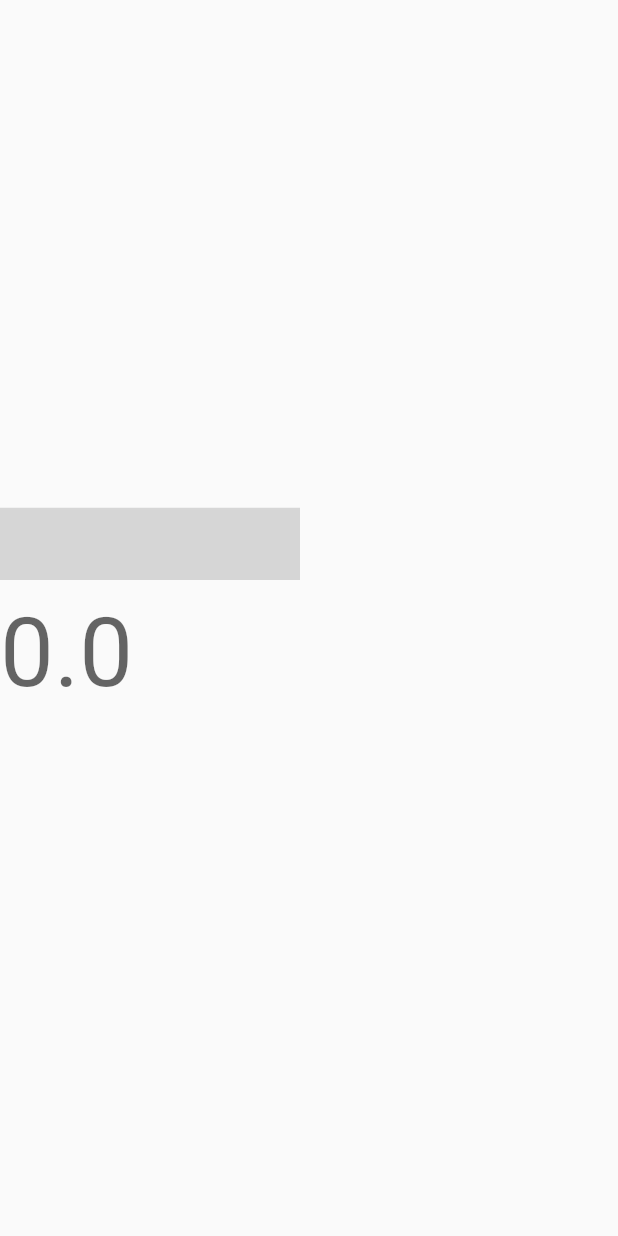
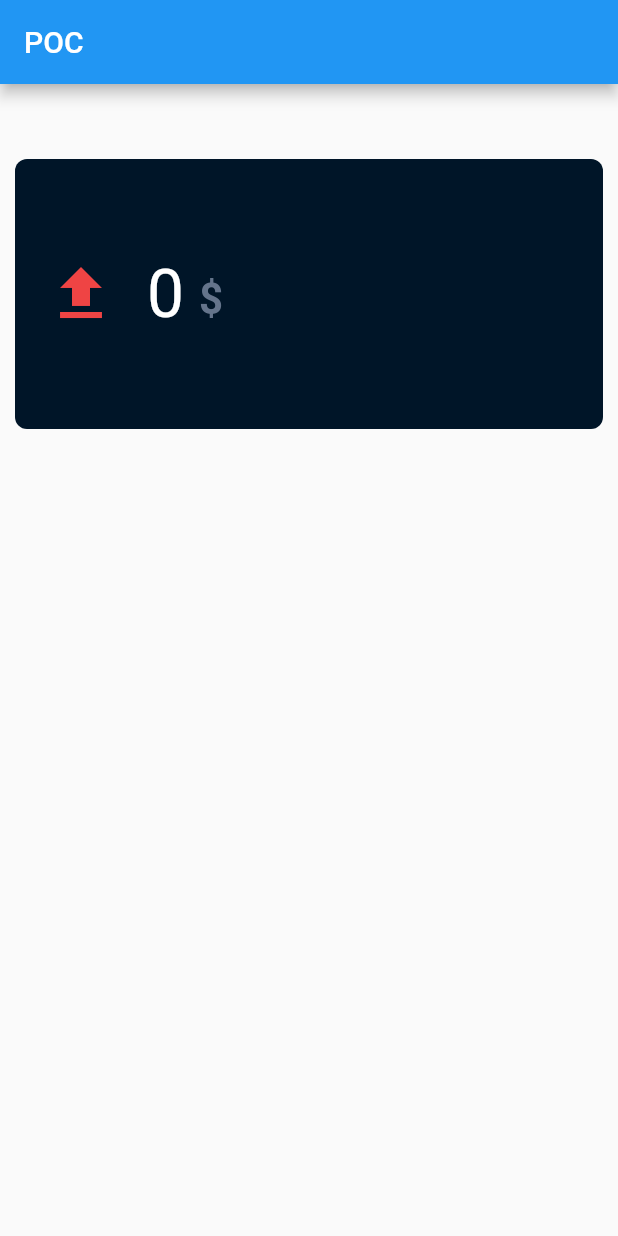
Before and after one commit to GuyMangkorn/poc-text-field, a Flutter app: the screen it shows after launch, on a phone screen of 412 x 824 dp. Run offline on Flutter 3.47's test engine with Material 2 defaults, Android fonts, the phone set to English and light mode, and no system bars; our stand-ins replace community_charts_flutter, flutter_multi_formatter; grey boxes are pictures that could not be loaded.

Commit message:
fix: final version text field

```diff
--- a/lib/main.dart
+++ b/lib/main.dart
@@ -1,10 +1,6 @@
-import 'package:auto_size_text_field/auto_size_text_field.dart';
 import 'package:flutter/material.dart';
-import 'package:flutter/services.dart';
-import 'package:flutter_multi_formatter/flutter_multi_formatter.dart';
-import 'package:intl/intl.dart';
+import 'package:poc_masked_text_field/page/example_page.dart';
 import 'package:poc_masked_text_field/utils/currency_formatter.dart';
-import 'package:poc_masked_text_field/widget/custom_text_field.dart';
 
 void main() {
   runApp(const MyApp());
@@ -20,7 +16,7 @@ class MyApp extends StatelessWidget {
         theme: ThemeData(
           primarySwatch: Colors.blue,
         ),
-        home: const MyHomePage());
+        home: ExamplePage());
   }
 }
 
@@ -33,17 +29,6 @@ class MyHomePage extends StatefulWidget {
 
 class _MyHomePageState extends State<MyHomePage> {
   final TextEditingController controller = TextEditingController();
-  final _controller = TextEditingController();
-  final _controller2 = TextEditingController();
-  static const _locale = 'th';
-  String _formatNumber(String s) {
-    if (s.contains('.')) {
-      return NumberFormat.currency(
-              customPattern: '###,###.##', decimalDigits: 2, locale: 'th')
-          .format(s);
-    }
-    return NumberFormat.decimalPattern(_locale).format(int.parse(s));
-  }
 
   @override
   void initState() {
@@ -53,35 +38,29 @@ class _MyHomePageState extends State<MyHomePage> {
   @override
   Widget build(BuildContext context) {
     return Scaffold(
-      body: Column(
+      body: SafeArea(
+        child: Padding(
+          padding: const EdgeInsets.symmetric(horizontal: 20.0),
+          child: Column(
             crossAxisAlignment: CrossAxisAlignment.start,
             mainAxisAlignment: MainAxisAlignment.center,
             children: [
               Container(
-            width: 200,
-            child: AutoSizeTextField(
-              key: Key('test'),
-              controller: controller,
-              maxLines: 1,
-              maxLength: 10,
-              decoration: const InputDecoration(
-                  hintText: '0', counterText: '', border: InputBorder.none),
-              style: const TextStyle(fontSize: 35),
-              keyboardType: const TextInputType.numberWithOptions(
-                decimal: true,
-              ),
-              inputFormatters: [CustomCurrencyTextInputFormatter()],
-            ),
-          ),
-          IntrinsicWidth(
+                color: Colors.grey.shade200,
+                child: Row(
+                  mainAxisAlignment: MainAxisAlignment.start,
+                  children: [
+                    const Icon(Icons.arrow_upward, size: 36),
+                    Flexible(
+                      child: FittedBox(
+                        child: IntrinsicWidth(
                           child: TextField(
                             controller: controller,
                             style: const TextStyle(
-                  fontSize: 64.0, overflow: TextOverflow.ellipsis),
+                                fontSize: 64.0,
+                                overflow: TextOverflow.ellipsis),
                             expands: false,
-              maxLength: 10,
                             decoration: const InputDecoration(
-                constraints: BoxConstraints.tightFor(width: 200),
                               counterText: '',
                               hintText: '0.0',
                               border: InputBorder.none,
@@ -94,59 +73,15 @@ class _MyHomePageState extends State<MyHomePage> {
                             ],
                           ),
                         ),
-          // Padding(
-          //   padding: const EdgeInsets.symmetric(horizontal: 10),
-          //   child: Row(
-          //     crossAxisAlignment: CrossAxisAlignment.center,
-          //     mainAxisSize: MainAxisSize.min,
-          //     children: [
-          //       const Padding(
-          //         padding: EdgeInsets.symmetric(horizontal: 10),
-          //         child: Icon(Icons.arrow_upward, size: 34),
-          //       ),
-          //       TextField(
-          //         controller: controller,
-          //         style: const TextStyle(fontSize: 24.0),
-          //         scrollPhysics: const NeverScrollableScrollPhysics(),
-          //         decoration: const InputDecoration(
-          //           constraints: BoxConstraints.tightFor(width: 200),
-          //           hintText: '0.0',
-          //           border: InputBorder.none,
-          //         ),
-          //         keyboardType: const TextInputType.numberWithOptions(
-          //           decimal: true,
-          //         ),
-          //         inputFormatters: [
-          //           CustomCurrencyTextInputFormatter(),
-          //         ],
-          //       ),
-          //       const Text(
-          //         '\$',
-          //         style: TextStyle(fontSize: 24),
-          //       )
-          //     ],
-          //   ),
-          // )
-          // TextField(
-          //   controller: _controller2,
-          //   textAlign: TextAlign.right,
-          //   // keyboardType: const TextInputType.numberWithOptions(decimal: true),
-          //   decoration:
-          //       const InputDecoration(hintText: '0.0', labelText: 'Lib'),
-          //   inputFormatters: [CurrencyInputFormatter()],
-          // ),
-          // TextField(
-          //   keyboardType: const TextInputType.numberWithOptions(decimal: true),
-          //   controller: _controller,
-          //   onChanged: (string) {
-          //     string = '${_formatNumber(string.replaceAll(',', ''))}';
-          //     _controller.value = TextEditingValue(
-          //       text: string,
-          //       selection: TextSelection.collapsed(offset: string.length),
-          //     );
-          //   },
-          // ),
+                      ),
+                    ),
+                    const Icon(Icons.arrow_upward, size: 36),
                   ],
+                ),
+              ),
+            ],
+          ),
+        ),
       ),
     );
   }
--- /dev/null
+++ b/lib/page/example_page.dart
@@ -0,0 +1,93 @@
+import 'package:flutter/material.dart';
+import 'package:poc_masked_text_field/utils/currency_formatter.dart';
+
+class ExamplePage extends StatelessWidget {
+  ExamplePage({super.key});
+  final controller = TextEditingController();
+
+  @override
+  Widget build(BuildContext context) {
+    return Scaffold(
+      appBar: AppBar(
+        title: const Text('POC'),
+      ),
+      body: SafeArea(
+        child: Column(
+          children: [
+            const SizedBox(height: 50),
+            Padding(
+              padding: const EdgeInsets.symmetric(horizontal: 10),
+              child: Container(
+                alignment: Alignment.centerLeft,
+                padding: const EdgeInsets.symmetric(horizontal: 20),
+                height: 180,
+                decoration: BoxDecoration(
+                  borderRadius: BorderRadius.circular(8),
+                  color: const Color.fromRGBO(0, 21, 40, 1),
+                ),
+                child: Row(
+                  mainAxisAlignment: MainAxisAlignment.start,
+                  crossAxisAlignment: CrossAxisAlignment.center,
+                  children: [
+                    const Icon(
+                      Icons.upload,
+                      size: 48,
+                      color: Color.fromRGBO(239, 68, 68, 1),
+                    ),
+                    const SizedBox(width: 20),
+                    Flexible(
+                      child: FittedBox(
+                        child: IntrinsicWidth(
+                          child: TextField(
+                            controller: controller,
+                            style: const TextStyle(
+                              fontSize: 44.0,
+                              overflow: TextOverflow.ellipsis,
+                              color: Colors.white,
+                            ),
+                            expands: false,
+                            decoration: const InputDecoration(
+                              contentPadding:
+                                  EdgeInsets.only(top: 0, bottom: 0),
+                              hintStyle: TextStyle(
+                                fontSize: 44.0,
+                                overflow: TextOverflow.ellipsis,
+                                color: Colors.white,
+                              ),
+                              counterText: '',
+                              hintText: '0',
+                              border: InputBorder.none,
+                            ),
+                            keyboardType: const TextInputType.numberWithOptions(
+                              decimal: true,
+                            ),
+                            inputFormatters: [
+                              CustomCurrencyTextInputFormatter(),
+                            ],
+                          ),
+                        ),
+                      ),
+                    ),
+                    const SizedBox(width: 10),
+                    const Padding(
+                      padding: EdgeInsets.only(top: 8),
+                      child: Text(
+                        '\$',
+                        style: TextStyle(
+                          fontSize: 28.0,
+                          overflow: TextOverflow.ellipsis,
+                          fontWeight: FontWeight.bold,
+                          color: Color.fromRGBO(100, 116, 139, 1),
+                        ),
+                      ),
+                    ),
+                  ],
+                ),
+              ),
+            ),
+          ],
+        ),
+      ),
+    );
+  }
+}
```
Lines whose indentation alone changed are shown as unchanged.
